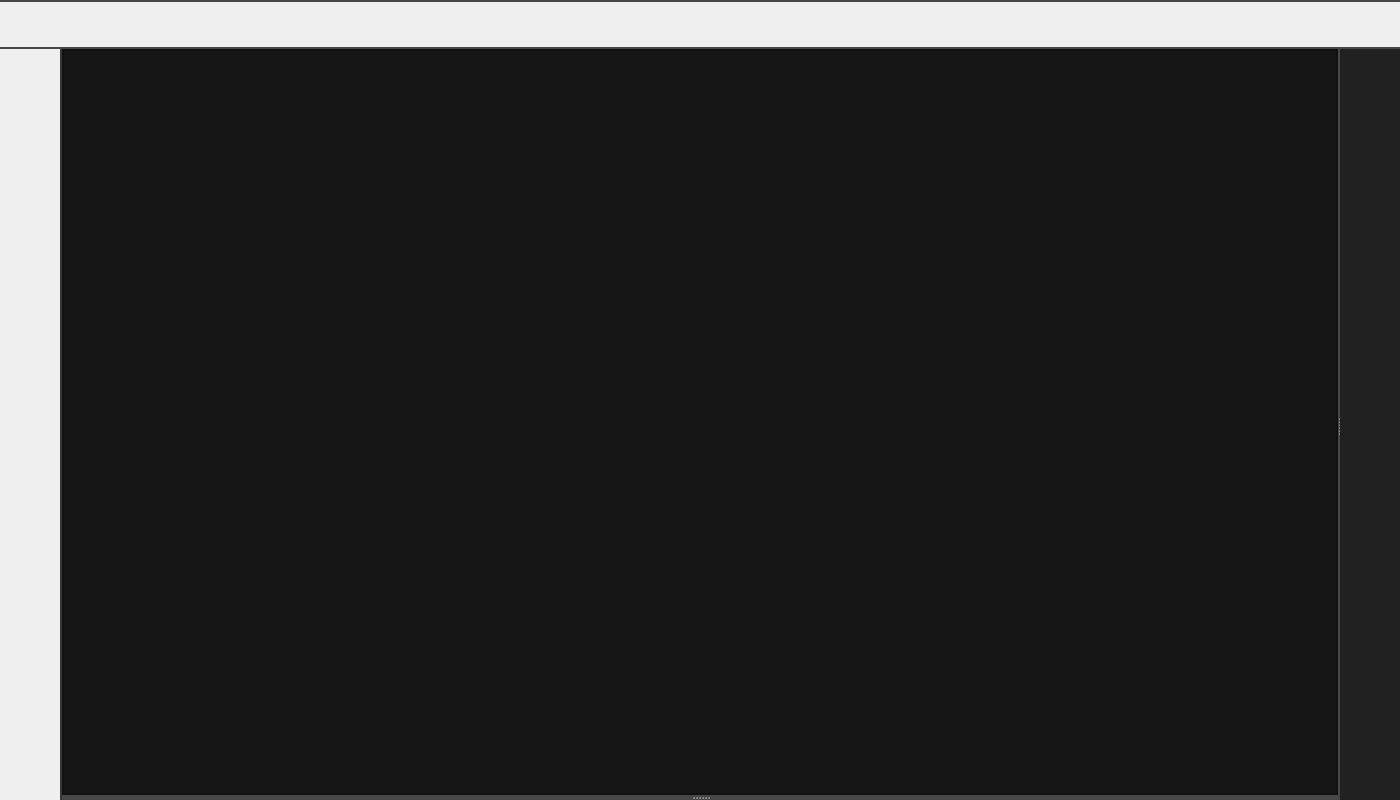
Old version of the form atklip/gui/views/mainwidget.ui in the repository pattty847/AutoTradingKit.
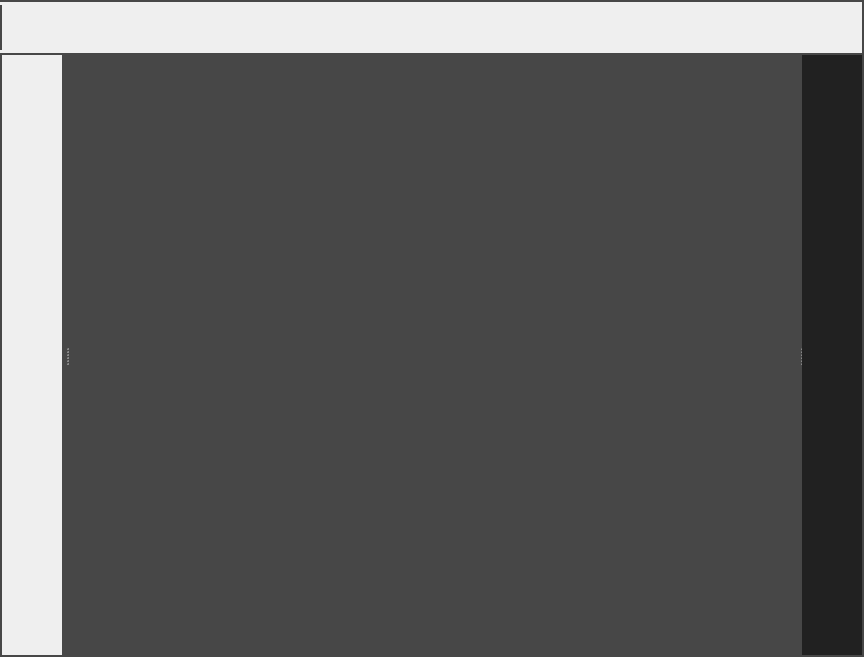
New version of the form. Custom widgets are drawn as their Qt base class.

```diff
--- a/atklip/gui/views/mainwidget.ui
+++ b/atklip/gui/views/mainwidget.ui
@@ -9,8 +9,8 @@
    <rect>
     <x>0</x>
     <y>0</y>
-    <width>1400</width>
-    <height>800</height>
+    <width>864</width>
+    <height>657</height>
    </rect>
   </property>
   <property name="sizePolicy">
@@ -54,53 +54,6 @@
      <property name="topMargin">
       <number>0</number>
      </property>
-     <item>
-      <widget class="QFrame" name="frame_2">
-       <property name="minimumSize">
-        <size>
-         <width>0</width>
-         <height>2</height>
-        </size>
-       </property>
-       <property name="maximumSize">
-        <size>
-         <width>16777215</width>
-         <height>2</height>
-        </size>
-       </property>
-       <property name="styleSheet">
-        <string notr="true">background-color: #474747;</string>
-       </property>
-       <property name="frameShape">
-        <enum>QFrame::Shape::NoFrame</enum>
-       </property>
-       <property name="frameShadow">
-        <enum>QFrame::Shadow::Plain</enum>
-       </property>
-      </widget>
-     </item>
-     <item>
-      <widget class="TopBar" name="topbar">
-       <property name="minimumSize">
-        <size>
-         <width>0</width>
-         <height>45</height>
-        </size>
-       </property>
-       <property name="maximumSize">
-        <size>
-         <width>16777215</width>
-         <height>45</height>
-        </size>
-       </property>
-       <property name="frameShape">
-        <enum>QFrame::Shape::NoFrame</enum>
-       </property>
-       <property name="frameShadow">
-        <enum>QFrame::Shadow::Plain</enum>
-       </property>
-      </widget>
-     </item>
      <item>
       <widget class="QFrame" name="frame_3">
        <property name="minimumSize">
@@ -121,8 +74,97 @@
        <property name="frameShape">
         <enum>QFrame::Shape::NoFrame</enum>
        </property>
-       <property name="frameShadow">
-        <enum>QFrame::Shadow::Plain</enum>
+      </widget>
+     </item>
+     <item>
+      <layout class="QHBoxLayout" name="horizontalLayout_2" stretch="0,0,0">
+       <property name="spacing">
+        <number>0</number>
+       </property>
+       <item>
+        <widget class="QFrame" name="frame_6">
+         <property name="minimumSize">
+          <size>
+           <width>2</width>
+           <height>0</height>
+          </size>
+         </property>
+         <property name="maximumSize">
+          <size>
+           <width>2</width>
+           <height>45</height>
+          </size>
+         </property>
+         <property name="styleSheet">
+          <string notr="true">background-color: #474747;</string>
+         </property>
+         <property name="frameShape">
+          <enum>QFrame::NoFrame</enum>
+         </property>
+        </widget>
+       </item>
+       <item>
+        <widget class="TopBar" name="topbar">
+         <property name="minimumSize">
+          <size>
+           <width>0</width>
+           <height>45</height>
+          </size>
+         </property>
+         <property name="maximumSize">
+          <size>
+           <width>16777215</width>
+           <height>45</height>
+          </size>
+         </property>
+         <property name="frameShape">
+          <enum>QFrame::NoFrame</enum>
+         </property>
+        </widget>
+       </item>
+       <item>
+        <widget class="QFrame" name="frame_10">
+         <property name="minimumSize">
+          <size>
+           <width>2</width>
+           <height>0</height>
+          </size>
+         </property>
+         <property name="maximumSize">
+          <size>
+           <width>2</width>
+           <height>16777215</height>
+          </size>
+         </property>
+         <property name="styleSheet">
+          <string notr="true">background-color: #474747;</string>
+         </property>
+         <property name="frameShape">
+          <enum>QFrame::NoFrame</enum>
+         </property>
+        </widget>
+       </item>
+      </layout>
+     </item>
+     <item>
+      <widget class="QFrame" name="frame_2">
+       <property name="minimumSize">
+        <size>
+         <width>0</width>
+         <height>2</height>
+        </size>
+       </property>
+       <property name="maximumSize">
+        <size>
+         <width>16777215</width>
+         <height>2</height>
+        </size>
+       </property>
+       <property name="styleSheet">
+        <string notr="true">background-color: #474747;</string>
+       </property>
+       <property name="frameShape">
+        <enum>QFrame::NoFrame</enum>
        </property>
       </widget>
      </item>
@@ -131,6 +173,28 @@
        <property name="spacing">
         <number>0</number>
        </property>
+       <item>
+        <widget class="QFrame" name="frame_8">
+         <property name="minimumSize">
+          <size>
+           <width>2</width>
+           <height>0</height>
+          </size>
+         </property>
+         <property name="maximumSize">
+          <size>
+           <width>2</width>
+           <height>16777215</height>
+          </size>
+         </property>
+         <property name="styleSheet">
+          <string notr="true">background-color: #474747;</string>
+         </property>
+         <property name="frameShape">
+          <enum>QFrame::NoFrame</enum>
+         </property>
+        </widget>
+       </item>
        <item>
         <widget class="DRAW_BAR" name="drawbar">
          <property name="sizePolicy">
@@ -146,10 +210,7 @@
           </size>
          </property>
          <property name="frameShape">
-          <enum>QFrame::Shape::NoFrame</enum>
-         </property>
-         <property name="frameShadow">
-          <enum>QFrame::Shadow::Raised</enum>
+          <enum>QFrame::NoFrame</enum>
          </property>
         </widget>
        </item>
@@ -171,23 +232,23 @@
           <string notr="true">background-color: #474747;</string>
          </property>
          <property name="frameShape">
-          <enum>QFrame::Shape::StyledPanel</enum>
-         </property>
-         <property name="frameShadow">
-          <enum>QFrame::Shadow::Raised</enum>
+          <enum>QFrame::NoFrame</enum>
          </property>
         </widget>
        </item>
        <item>
         <widget class="QFrame" name="chartview">
+         <property name="minimumSize">
+          <size>
+           <width>0</width>
+           <height>600</height>
+          </size>
+         </property>
          <property name="styleSheet">
           <string notr="true">background-color: rgb(71, 71, 71);</string>
          </property>
          <property name="frameShape">
-          <enum>QFrame::Shape::NoFrame</enum>
-         </property>
-         <property name="frameShadow">
-          <enum>QFrame::Shadow::Raised</enum>
+          <enum>QFrame::NoFrame</enum>
          </property>
          <layout class="QVBoxLayout" name="verticalLayout_2" stretch="0">
           <property name="spacing">
@@ -216,9 +277,6 @@
               <verstretch>0</verstretch>
              </sizepolicy>
             </property>
-            <property name="orientation">
-             <enum>Qt::Orientation::Horizontal</enum>
-            </property>
             <property name="handleWidth">
              <number>2</number>
             </property>
@@ -230,10 +288,7 @@
               </sizepolicy>
              </property>
              <property name="frameShape">
-              <enum>QFrame::Shape::NoFrame</enum>
-             </property>
-             <property name="orientation">
-              <enum>Qt::Orientation::Vertical</enum>
+              <enum>QFrame::NoFrame</enum>
              </property>
              <property name="opaqueResize">
               <bool>true</bool>
@@ -246,7 +301,7 @@
              </property>
              <widget class="QFrame" name="chartframe">
               <property name="sizePolicy">
-               <sizepolicy hsizetype="Preferred" vsizetype="Preferred">
+               <sizepolicy hsizetype="Preferred" vsizetype="Expanding">
                 <horstretch>0</horstretch>
                 <verstretch>0</verstretch>
                </sizepolicy>
@@ -261,10 +316,7 @@
                <string notr="true">background-color: rgb(22, 22, 22);</string>
               </property>
               <property name="frameShape">
-               <enum>QFrame::Shape::StyledPanel</enum>
-              </property>
-              <property name="frameShadow">
-               <enum>QFrame::Shadow::Raised</enum>
+               <enum>QFrame::NoFrame</enum>
               </property>
               <layout class="QVBoxLayout" name="verticalLayout_6">
                <property name="spacing">
@@ -283,61 +335,13 @@
                 <number>0</number>
                </property>
                <item>
-                <widget class="QFrame" name="frame">
+                <widget class="GraphSplitter" name="chartbox_splitter" native="true">
                  <property name="sizePolicy">
-                  <sizepolicy hsizetype="Preferred" vsizetype="Preferred">
+                  <sizepolicy hsizetype="Preferred" vsizetype="Expanding">
                    <horstretch>0</horstretch>
                    <verstretch>0</verstretch>
                   </sizepolicy>
                  </property>
-                 <property name="frameShape">
-                  <enum>QFrame::Shape::StyledPanel</enum>
-                 </property>
-                 <property name="frameShadow">
-                  <enum>QFrame::Shadow::Raised</enum>
-                 </property>
-                 <layout class="QVBoxLayout" name="verticalLayout_3">
-                  <property name="spacing">
-                   <number>0</number>
-                  </property>
-                  <property name="leftMargin">
-                   <number>0</number>
-                  </property>
-                  <property name="topMargin">
-                   <number>0</number>
-                  </property>
-                  <property name="rightMargin">
-                   <number>0</number>
-                  </property>
-                  <property name="bottomMargin">
-                   <number>0</number>
-                  </property>
-                  <item>
-                   <widget class="GraphSplitter" name="chartbox_splitter">
-                    <property name="sizePolicy">
-                     <sizepolicy hsizetype="Preferred" vsizetype="Preferred">
-                      <horstretch>0</horstretch>
-                      <verstretch>0</verstretch>
-                     </sizepolicy>
-                    </property>
-                    <property name="minimumSize">
-                     <size>
-                      <width>0</width>
-                      <height>0</height>
-                     </size>
-                    </property>
-                    <property name="orientation">
-                     <enum>Qt::Orientation::Vertical</enum>
-                    </property>
-                    <property name="opaqueResize">
-                     <bool>true</bool>
-                    </property>
-                    <property name="handleWidth">
-                     <number>1</number>
-                    </property>
-                   </widget>
-                  </item>
-                 </layout>
                 </widget>
                </item>
               </layout>
@@ -422,13 +426,54 @@
          <property name="frameShape">
           <enum>QFrame::Shape::NoFrame</enum>
          </property>
-         <property name="frameShadow">
-          <enum>QFrame::Shadow::Plain</enum>
+        </widget>
+       </item>
+       <item>
+        <widget class="QFrame" name="frame_7">
+         <property name="minimumSize">
+          <size>
+           <width>2</width>
+           <height>0</height>
+          </size>
+         </property>
+         <property name="maximumSize">
+          <size>
+           <width>2</width>
+           <height>16777215</height>
+          </size>
+         </property>
+         <property name="styleSheet">
+          <string notr="true">background-color: #474747;</string>
+         </property>
+         <property name="frameShape">
+          <enum>QFrame::NoFrame</enum>
          </property>
         </widget>
        </item>
       </layout>
      </item>
+     <item>
+      <widget class="QFrame" name="frame_5">
+       <property name="minimumSize">
+        <size>
+         <width>0</width>
+         <height>2</height>
+        </size>
+       </property>
+       <property name="maximumSize">
+        <size>
+         <width>16777215</width>
+         <height>2</height>
+        </size>
+       </property>
+       <property name="styleSheet">
+        <string notr="true">background-color: #474747;</string>
+       </property>
+       <property name="frameShape">
+        <enum>QFrame::NoFrame</enum>
+       </property>
+      </widget>
+     </item>
     </layout>
    </item>
   </layout>
@@ -460,8 +505,8 @@
   </customwidget>
   <customwidget>
    <class>GraphSplitter</class>
-   <extends>QSplitter</extends>
-   <header location="global">graph_objects.chart_component.graph_spliter</header>
+   <extends>QWidget</extends>
+   <header location="global">atklip.graphics.chart_component.graph_spliter</header>
    <container>1</container>
   </customwidget>
  </customwidgets>
```
Left out of the diff: 26 changed lines with no effect on the pictures.
